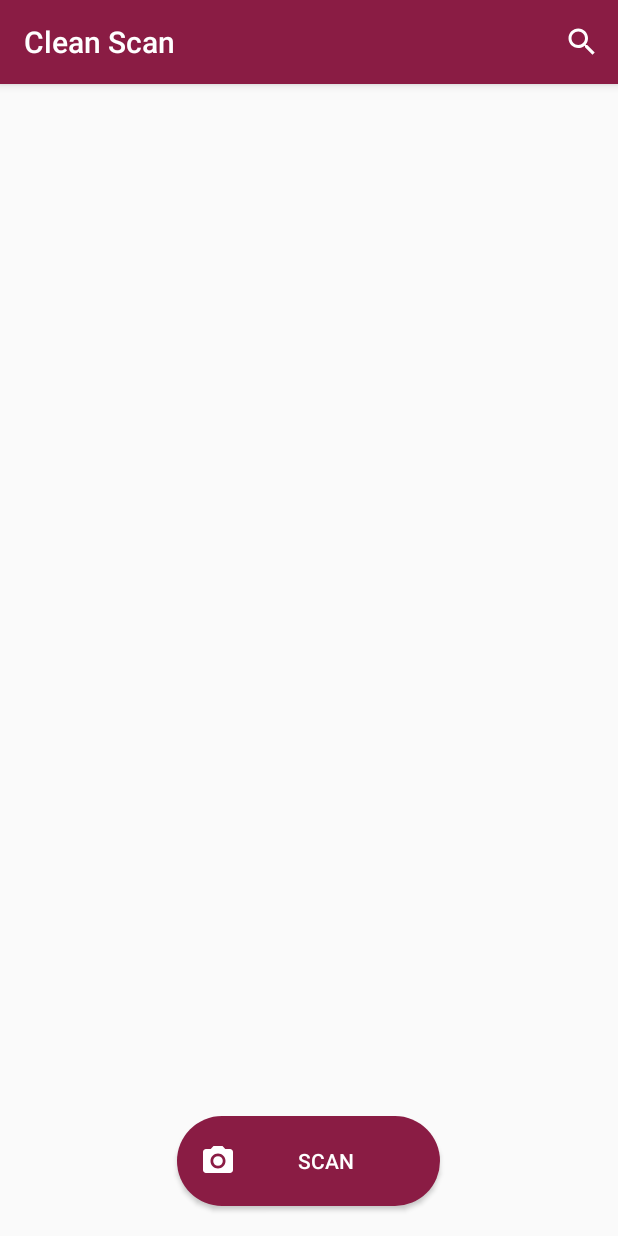
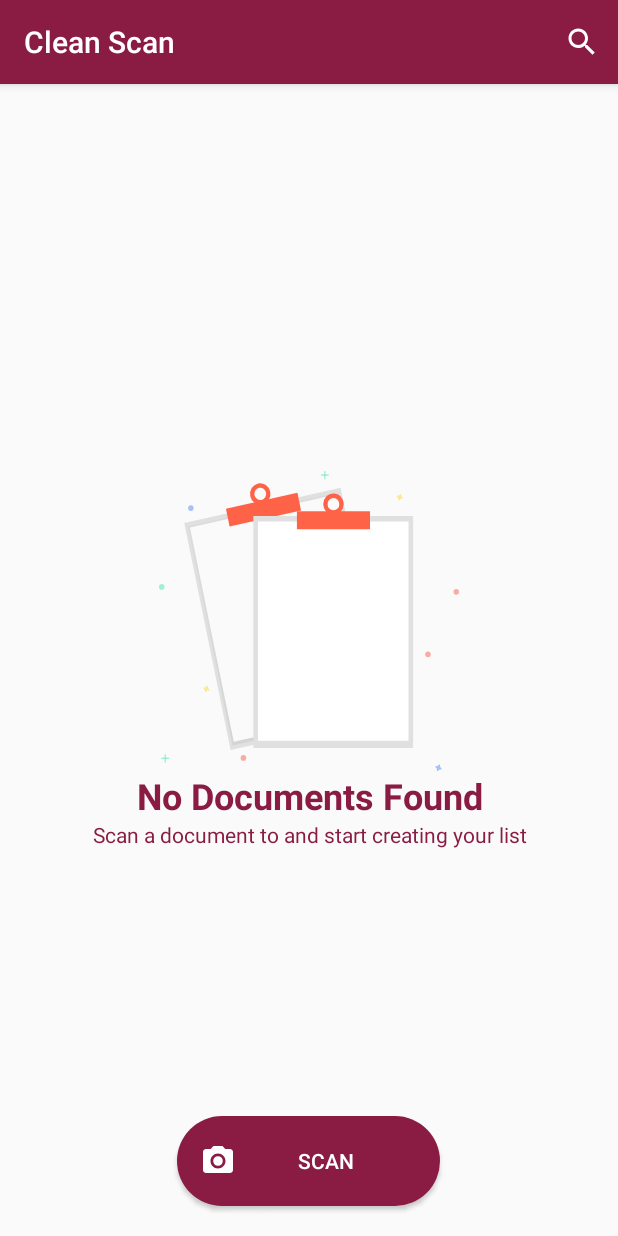
Before and after one commit to clean-apps/CleanSCAN, an Android app: the screen it shows after launch (MainActivity), on a phone screen of 412 x 824 dp. Run offline under Robolectric (Android 15) with nearby library versions, the phone set to English and light mode, and no system bars; our stand-ins replace Room's generated code; libraries missing offline, so code that uses them is left out: com.google.android.gms.

Commit message:
empty list support

```diff
--- a/app/src/main/java/com/babanomania/pdfscanner/MainActivity.java
+++ b/app/src/main/java/com/babanomania/pdfscanner/MainActivity.java
@@ -20,6 +20,7 @@ import android.support.v7.widget.LinearLayoutManager;
 import android.support.v7.widget.RecyclerView;
 import android.util.Log;
 import android.util.SparseArray;
+import android.widget.LinearLayout;
 import android.widget.SearchView;
 import android.view.Menu;
 import android.view.MenuItem;
@@ -57,6 +58,7 @@ public class MainActivity extends AppCompatActivity {
     private List<Uri> scannedBitmaps = new ArrayList<>();
 
     private DocumentViewModel viewModel;
+    private LinearLayout emptyLayout;
 
     private String searchText = "";
     LiveData<List<Document>> liveData;
@@ -80,6 +82,8 @@ public class MainActivity extends AppCompatActivity {
         final String baseStagingDirectory =  getApplicationContext().getString( R.string.base_staging_path);
         FileIOUtils.mkdir( baseStagingDirectory );
 
+        this.emptyLayout = findViewById(R.id.empty_list);
+
         viewModel = ViewModelProviders.of(this).get(DocumentViewModel.class);
 
         fileAdapter = new FLAdapter( viewModel, this);
@@ -89,6 +93,14 @@ public class MainActivity extends AppCompatActivity {
         liveData.observe(this, new Observer<List<Document>>() {
                     @Override
                     public void onChanged(@Nullable List<Document> documents) {
+
+                        if( documents.size() > 0 ){
+                            emptyLayout.setVisibility(View.GONE);
+
+                        } else {
+                            emptyLayout.setVisibility(View.VISIBLE);
+                        }
+
                         fileAdapter.setData(documents);
                     }
                 });
--- /dev/null
+++ b/app/src/main/res/drawable/ic_no_data.xml
@@ -0,0 +1,53 @@
+<vector android:height="24dp" android:viewportHeight="780.81"
+    android:viewportWidth="820.16" android:width="24dp"
+    xmlns:aapt="http://schemas.android.com/aapt" xmlns:android="http://schemas.android.com/apk/res/android">
+    <path android:fillColor="#e0e0e0" android:pathData="M69.12,135.49l427.295,-91.682l126.675,590.383l-427.295,91.682z"/>
+    <path android:fillAlpha="0.5"
+        android:pathData="M78.488,143.922l412.854,-88.583l122.393,570.427l-412.854,88.583z" android:strokeAlpha="0.5">
+        <aapt:attr name="android:fillColor">
+            <gradient android:endX="284.90936" android:endY="99.63146"
+                android:startX="407.3025" android:startY="670.05865" android:type="linear">
+                <item android:color="#3F808080" android:offset="0"/>
+                <item android:color="#1E808080" android:offset="0.54"/>
+                <item android:color="#19808080" android:offset="1"/>
+            </gradient>
+        </aapt:attr>
+    </path>
+    <path android:fillColor="#fafafa" android:pathData="M84.638,146.993l402.343,-86.328l119.689,557.824l-402.343,86.328z"/>
+    <path android:pathData="M181.35,100.947l199.597,-42.826l10.374,48.35l-199.597,42.826z"/>
+    <path android:pathData="M271.01,32.31c-15.41,3.31 -25.16,18.78 -21.77,34.55s18.62,25.89 34,22.58 25.16,-18.78 21.77,-34.55S286.42,29 271.01,32.31ZM280.68,77.41A16.86,16.86 0,1 1,293.24 57.41,16.66 16.66,0 0,1 280.68,77.41Z"/>
+    <path android:fillColor="#ff6347" android:pathData="M183.007,98.422l195.393,-41.924l9.917,46.218l-195.393,41.924z"/>
+    <path android:fillColor="#ff6347" android:pathData="M271.01,32.31a27.93,27.93 0,1 0,33.17 21.45A27.93,27.93 0,0 0,271.01 32.31ZM280.25,75.41a16.12,16.12 0,1 1,12.38 -19.14A16.12,16.12 0,0 1,280.25 75.41Z"/>
+    <path android:fillColor="#e0e0e0" android:pathData="M257.89,116.91h437.02v603.82h-437.02z"/>
+    <path android:fillAlpha="0.5"
+        android:pathData="M265.28,127.12h422.25v583.41h-422.25z" android:strokeAlpha="0.5"/>
+    <path android:fillColor="#fff" android:pathData="M270.65,131.42h411.5v570.52h-411.5z"/>
+    <path android:pathData="M374.87,106.68h204.14v49.45h-204.14z"/>
+    <path android:pathData="M476.94,58.41c-15.76,0 -28.54,13.08 -28.54,29.22s12.78,29.22 28.54,29.22 28.54,-13.08 28.54,-29.22S492.7,58.41 476.94,58.41ZM476.94,104.49a16.86,16.86 0,1 1,16.46 -16.86A16.66,16.66 0,0 1,476.94 104.41Z"/>
+    <path android:fillColor="#ff6347" android:pathData="M377.02,104.56h199.84v47.27h-199.84z"/>
+    <path android:fillColor="#ff6347" android:pathData="M476.94,58.41a27.93,27.93 0,1 0,27.93 27.93A27.93,27.93 0,0 0,476.94 58.41ZM476.94,102.46A16.12,16.12 0,1 1,493.08 86.3,16.12 16.12,0 0,1 476.94,102.41Z"/>
+    <path android:fillAlpha="0.5" android:fillColor="#47e6b1"
+        android:pathData="M15.27,737.05h3.76v21.33h-3.76z" android:strokeAlpha="0.5"/>
+    <path android:fillAlpha="0.5" android:fillColor="#47e6b1"
+        android:pathData="M27.82,745.84l-0,3.76l-21.33,0l-0,-3.76z" android:strokeAlpha="0.5"/>
+    <path android:fillAlpha="0.5" android:fillColor="#47e6b1"
+        android:pathData="M451.49,0h3.76v21.33h-3.76z" android:strokeAlpha="0.5"/>
+    <path android:fillAlpha="0.5" android:fillColor="#47e6b1"
+        android:pathData="M464.04,8.78l-0,3.76l-21.33,0l-0,-3.76z" android:strokeAlpha="0.5"/>
+    <path android:fillAlpha="0.5" android:fillColor="#4d8af0"
+        android:pathData="M771.08,772.56a4.61,4.61 0,0 1,-2.57 -5.57,2.22 2.22,0 0,0 0.1,-0.51h0a2.31,2.31 0,0 0,-4.15 -1.53h0a2.22,2.22 0,0 0,-0.26 0.45,4.61 4.61,0 0,1 -5.57,2.57 2.22,2.22 0,0 0,-0.51 -0.1h0a2.31,2.31 0,0 0,-1.53 4.15h0a2.22,2.22 0,0 0,0.45 0.26,4.61 4.61,0 0,1 2.57,5.57 2.22,2.22 0,0 0,-0.1 0.51h0a2.31,2.31 0,0 0,4.15 1.53h0a2.22,2.22 0,0 0,0.26 -0.45,4.61 4.61,0 0,1 5.57,-2.57 2.22,2.22 0,0 0,0.51 0.1h0a2.31,2.31 0,0 0,1.53 -4.15h0A2.22,2.22 0,0 0,771.08 772.56Z" android:strokeAlpha="0.5"/>
+    <path android:fillAlpha="0.5" android:fillColor="#fdd835"
+        android:pathData="M136.67,567.5a4.61,4.61 0,0 1,-2.57 -5.57,2.22 2.22,0 0,0 0.1,-0.51h0a2.31,2.31 0,0 0,-4.15 -1.53h0a2.22,2.22 0,0 0,-0.26 0.45,4.61 4.61,0 0,1 -5.57,2.57 2.22,2.22 0,0 0,-0.51 -0.1h0a2.31,2.31 0,0 0,-1.53 4.15h0a2.22,2.22 0,0 0,0.45 0.26,4.61 4.61,0 0,1 2.57,5.57 2.22,2.22 0,0 0,-0.1 0.51h0a2.31,2.31 0,0 0,4.15 1.53h0a2.22,2.22 0,0 0,0.26 -0.45A4.61,4.61 0,0 1,135.08 571.81a2.22,2.22 0,0 0,0.51 0.1h0a2.31,2.31 0,0 0,1.53 -4.15h0A2.22,2.22 0,0 0,136.67 567.5Z" android:strokeAlpha="0.5"/>
+    <path android:fillAlpha="0.5" android:fillColor="#fdd835"
+        android:pathData="M665.08,68.18a4.61,4.61 0,0 1,-2.57 -5.57,2.22 2.22,0 0,0 0.1,-0.51h0a2.31,2.31 0,0 0,-4.15 -1.53h0a2.22,2.22 0,0 0,-0.26 0.45,4.61 4.61,0 0,1 -5.57,2.57 2.22,2.22 0,0 0,-0.51 -0.1h0a2.31,2.31 0,0 0,-1.53 4.15h0a2.22,2.22 0,0 0,0.45 0.26,4.61 4.61,0 0,1 2.57,5.57 2.22,2.22 0,0 0,-0.1 0.51h0a2.31,2.31 0,0 0,4.15 1.53h0a2.22,2.22 0,0 0,0.26 -0.45,4.61 4.61,0 0,1 5.57,-2.57 2.22,2.22 0,0 0,0.51 0.1h0a2.31,2.31 0,0 0,1.53 -4.15h0A2.22,2.22 0,0 0,665.08 68.18Z" android:strokeAlpha="0.5"/>
+    <path android:fillAlpha="0.5" android:fillColor="#f55f44"
+        android:pathData="M812.64,314.47m-7.53,0a7.53,7.53 0,1 1,15.06 0a7.53,7.53 0,1 1,-15.06 0" android:strokeAlpha="0.5"/>
+    <path android:fillAlpha="0.5" android:fillColor="#f55f44"
+        android:pathData="M230.73,746.65m-7.53,0a7.53,7.53 0,1 1,15.06 0a7.53,7.53 0,1 1,-15.06 0" android:strokeAlpha="0.5"/>
+    <path android:fillAlpha="0.5" android:fillColor="#f55f44"
+        android:pathData="M735.31,477.23m-7.53,0a7.53,7.53 0,1 1,15.06 0a7.53,7.53 0,1 1,-15.06 0" android:strokeAlpha="0.5"/>
+    <path android:fillAlpha="0.5" android:fillColor="#4d8af0"
+        android:pathData="M87.14,96.35m-7.53,0a7.53,7.53 0,1 1,15.06 0a7.53,7.53 0,1 1,-15.06 0" android:strokeAlpha="0.5"/>
+    <path android:fillAlpha="0.5" android:fillColor="#47e6b1"
+        android:pathData="M7.53,301.76m-7.53,0a7.53,7.53 0,1 1,15.06 0a7.53,7.53 0,1 1,-15.06 0" android:strokeAlpha="0.5"/>
+</vector>
--- a/app/src/main/res/layout/activity_main.xml
+++ b/app/src/main/res/layout/activity_main.xml
@@ -32,9 +32,47 @@
         <android.support.v7.widget.RecyclerView
             android:id="@+id/rw"
             android:layout_width="match_parent"
-            android:layout_height="match_parent">
+            android:layout_height="match_parent"
+            android:layout_below="@+id/empty_list">
+        </android.support.v7.widget.RecyclerView>
 
-        </android.support.v7.widget.RecyclerView>
+        <LinearLayout
+            android:id="@+id/empty_list"
+            android:visibility="gone"
+            android:layout_width="match_parent"
+            android:layout_height="match_parent"
+            android:gravity="center_vertical|center_horizontal"
+            android:orientation="vertical">
+
+            <ImageView
+                android:id="@+id/empty_list_icon"
+                android:layout_width="200dp"
+                android:layout_height="200dp"
+                android:background="@drawable/ic_no_data" />
+
+            <TextView
+                android:id="@+id/empty_list_title"
+                android:layout_width="match_parent"
+                android:layout_height="wrap_content"
+                android:textStyle="bold"
+                android:text="No Documents Found"
+                android:paddingLeft="20dp"
+                android:paddingRight="20dp"
+                android:textSize="24dp"
+                android:gravity="center_horizontal"/>
+
+            <TextView
+                android:id="@+id/empty_list_message"
+                android:layout_width="match_parent"
+                android:layout_height="wrap_content"
+                android:text="Scan a document to and start creating your list"
+                android:paddingLeft="40dp"
+                android:paddingRight="40dp"
+                android:gravity="center_horizontal" />
+
+        </LinearLayout>
+
+
     </RelativeLayout>
 
 </FrameLayout>
```
